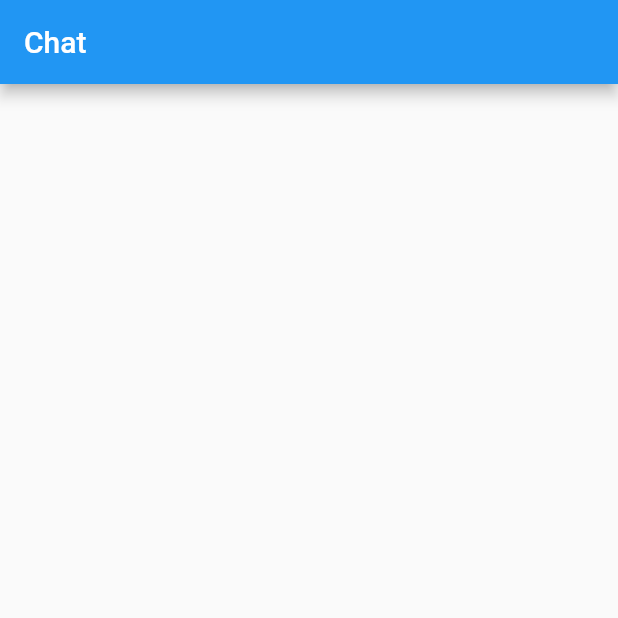
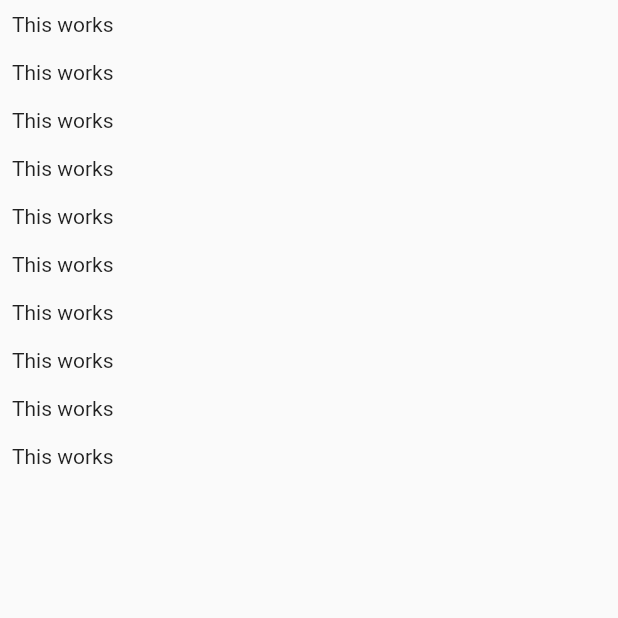
Before and after one commit to Denismr7/flutter_chat, a Flutter app: the screen it shows after launch, on a phone screen of 412 x 824 dp, the top half of it. Run offline on Flutter 3.47's test engine with Material 2 defaults, Android fonts, the phone set to English and light mode, and no system bars.

Commit message:
Basic scaffold

```diff
--- a/lib/main.dart
+++ b/lib/main.dart
@@ -1,4 +1,6 @@
 import 'package:flutter/material.dart';
+
+import './screens/chat_screen.dart';
 
 void main() {
   runApp(MyApp());
@@ -8,25 +10,11 @@ class MyApp extends StatelessWidget {
   @override
   Widget build(BuildContext context) {
     return MaterialApp(
-      title: 'Flutter Demo',
+      title: 'FlutterChat',
       theme: ThemeData(
         primarySwatch: Colors.blue,
       ),
-      home: MyHomePage(),
+      home: ChatScreen(),
     );
   }
 }
-
-class MyHomePage extends StatelessWidget {
-  const MyHomePage();
-
-  @override
-  Widget build(BuildContext context) {
-    return Scaffold(
-      appBar: AppBar(
-        title: Text('Chat'),
-      ),
-      body: Container(),
-    );
-  }
-}
--- /dev/null
+++ b/lib/screens/chat_screen.dart
@@ -0,0 +1,18 @@
+import 'package:flutter/material.dart';
+
+class ChatScreen extends StatelessWidget {
+  const ChatScreen();
+
+  @override
+  Widget build(BuildContext context) {
+    return Scaffold(
+      body: ListView.builder(
+        itemBuilder: (ctx, index) => Container(
+          padding: const EdgeInsets.all(8),
+          child: Text('This works'),
+        ),
+        itemCount: 10,
+      ),
+    );
+  }
+}
```
Also changed, not shown: lib/screens/auth_screen.dart (added), 3 other files.
